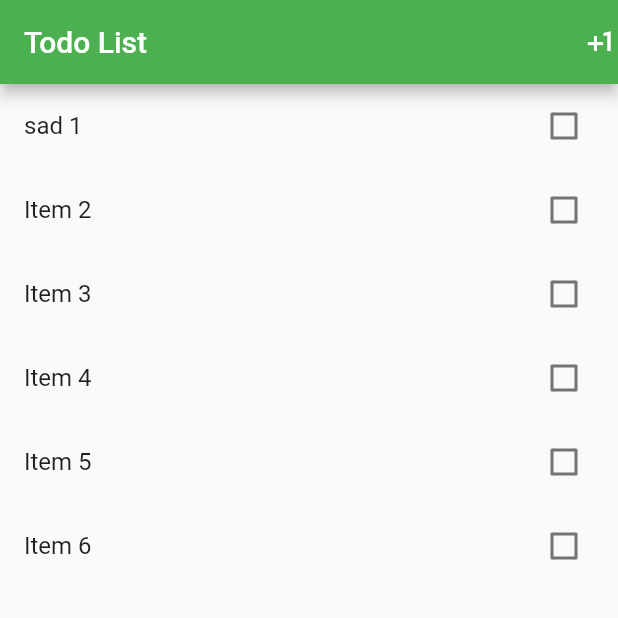
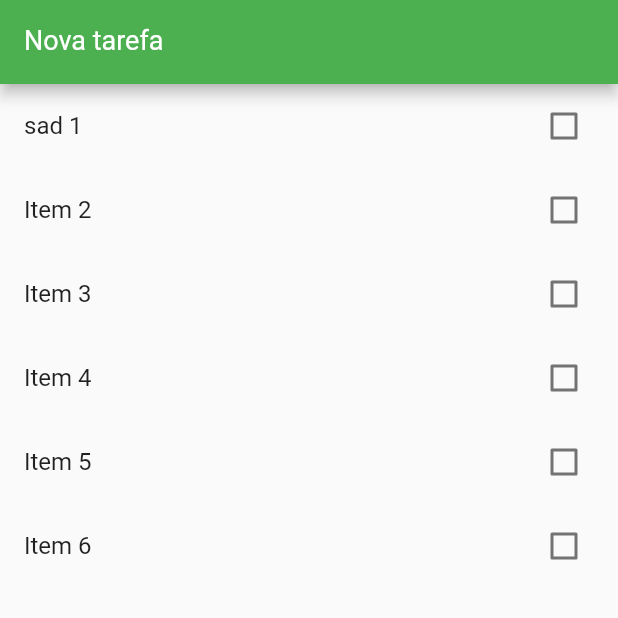
Before and after one commit to douglasshibata/todo-flutter, a Flutter app: the screen it shows after launch, on a phone screen of 412 x 824 dp, the top half of it. Run offline on Flutter 3.47's test engine with Material 2 defaults, Android fonts, the phone set to English and light mode, and no system bars.

Commit message:
Text Form field

```diff
--- a/lib/main.dart
+++ b/lib/main.dart
@@ -37,14 +37,26 @@ class HomePage extends StatefulWidget {
 }
 
 class _HomePageState extends State<HomePage> {
+  var newTaskController = TextEditingController();
   @override
   Widget build(BuildContext context) {
+    newTaskController.clear();
     return Scaffold(
       appBar: AppBar(
-        title: Text('Todo List'),
-        actions: <Widget>[
-          Icon(Icons.plus_one),
-        ],
+        title: TextFormField(
+          controller: newTaskController,
+          keyboardType: TextInputType.text,
+          style: TextStyle(
+            color: Colors.white,
+            fontSize: 18,
+          ),
+          decoration: InputDecoration(
+            labelText: "Nova tarefa",
+            labelStyle: TextStyle(
+              color: Colors.white,
+            ),
+          ),
+        ),
       ),
       body: ListView.builder(
         itemCount: widget.items.length,
```
